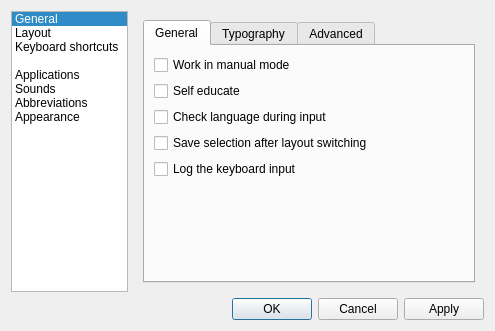
dept2/qxneur, file src/Config/QXNConfigDialog.ui: the form before one commit.
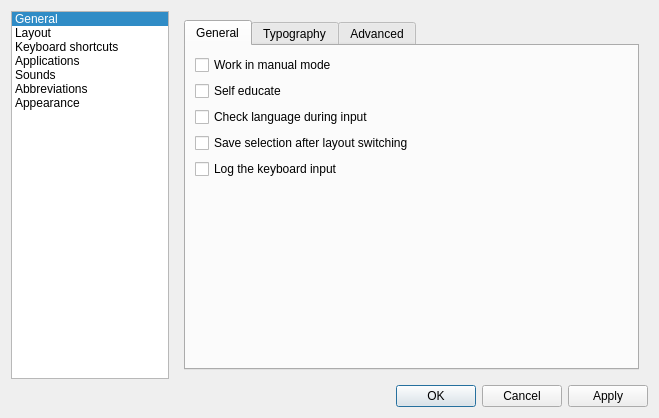
The form after the commit. Icons and pictures are not drawn.

Diff of the .ui file:
```diff
--- a/src/Config/QXNConfigDialog.ui
+++ b/src/Config/QXNConfigDialog.ui
@@ -6,8 +6,8 @@
    <rect>
     <x>0</x>
     <y>0</y>
-    <width>495</width>
-    <height>331</height>
+    <width>659</width>
+    <height>418</height>
    </rect>
   </property>
   <property name="windowTitle">
```
Left out of the diff: 6 changed lines with no effect on the pictures.
